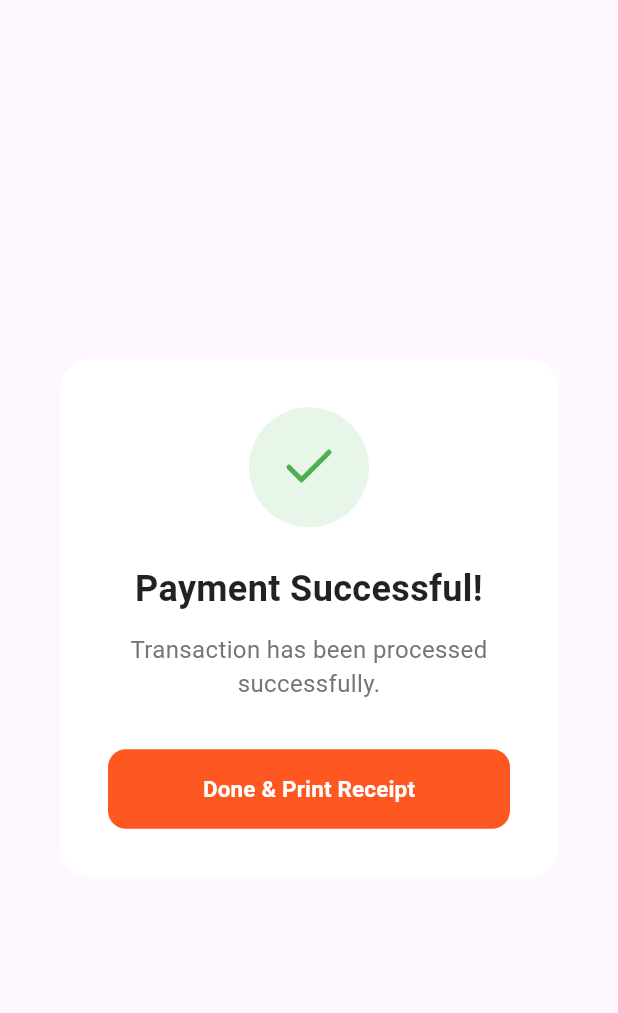
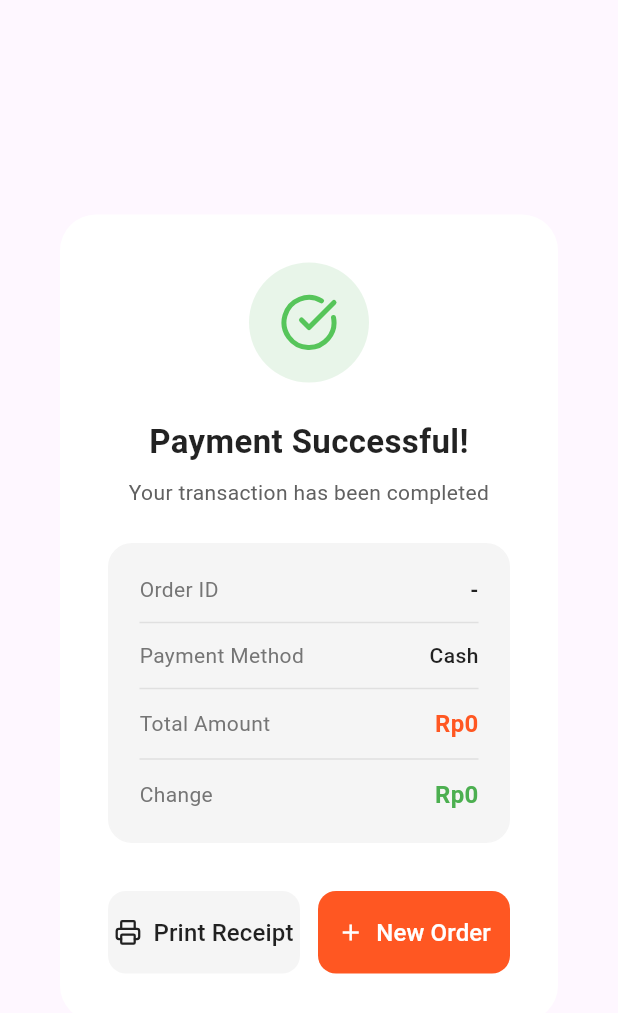
Before and after one commit to SiEncan/KasirGo, a Flutter app: the PaymentSuccessDialog widget shown alone on an empty page, opened directly, on a phone screen of 412 x 824 dp. Shown: the top 1013 px of the screen. Run offline on Flutter 3.47's test engine with Material 3 defaults, Android fonts, the phone set to English and light mode, and no system bars; our stand-ins replace barcode_widget, cached_network_image, dio, flutter_riverpod, flutter_secure_storage, flutter_svg and 5 more; missing offline and left inert: jwt_decode; accounts and stored records are empty.

Commit message:
style(checkout): redesign payment success dialog

```diff
--- a/lib/screen/checkout/checkout_screen.dart
+++ b/lib/screen/checkout/checkout_screen.dart
@@ -36,14 +36,22 @@ class _CheckoutScreenState extends ConsumerState<CheckoutScreen> {
     }
   }
 
-  void _showSuccessDialog({double? total, double? paid, double? change}) {
+  void _showSuccessDialog({
+    String? trxId,
+    double? total,
+    double? paid,
+    double? change,
+    String? paymentMethod,
+  }) {
     showDialog(
       context: context,
       barrierDismissible: false,
       builder: (context) => PaymentSuccessDialog(
-        total: total,
+        trxId: trxId,
         paid: paid,
         change: change,
+        total: total,
+        paymentMethod: paymentMethod ?? 'Cash',
       ),
     );
   }
@@ -157,7 +165,10 @@ class _CheckoutScreenState extends ConsumerState<CheckoutScreen> {
         if (paymentResult == true) {
           if (mounted) {
             _showSuccessDialog(
-                total: total, paid: paidAmount, change: changeAmount);
+                total: total,
+                paid: paidAmount,
+                change: changeAmount,
+                paymentMethod: selectedPaymentMethod);
           }
         }
       } else {
@@ -172,7 +183,11 @@ class _CheckoutScreenState extends ConsumerState<CheckoutScreen> {
     } else {
       if (mounted) {
         _showSuccessDialog(
-            total: total, paid: paidAmount, change: changeAmount);
+            trxId: transaction['transaction_number'],
+            total: total,
+            paid: paidAmount,
+            change: changeAmount,
+            paymentMethod: selectedPaymentMethod);
       }
     }
   }
--- a/lib/screen/checkout/components/payment_success_dialog.dart
+++ b/lib/screen/checkout/components/payment_success_dialog.dart
@@ -5,15 +5,19 @@ import 'package:kasir_go/utils/currency_helper.dart';
 import 'package:lucide_icons_flutter/lucide_icons.dart';
 
 class PaymentSuccessDialog extends ConsumerWidget {
+  final String? trxId;
   final double? total;
   final double? paid;
   final double? change;
+  final String paymentMethod;
 
   const PaymentSuccessDialog({
     super.key,
+    this.trxId,
     this.total,
     this.paid,
     this.change,
+    this.paymentMethod = 'Cash',
   });
 
   @override
@@ -21,10 +25,10 @@ class PaymentSuccessDialog extends ConsumerWidget {
     return Dialog(
       backgroundColor: Colors.white,
       shape: RoundedRectangleBorder(
-        borderRadius: BorderRadius.circular(20),
+        borderRadius: BorderRadius.circular(24),
       ),
       child: Container(
-        width: 380,
+        width: 400,
         padding: const EdgeInsets.all(32),
         child: Column(
           mainAxisSize: MainAxisSize.min,
@@ -32,13 +36,13 @@ class PaymentSuccessDialog extends ConsumerWidget {
             Container(
               width: 80,
               height: 80,
-              decoration: BoxDecoration(
-                color: Colors.green.shade50,
+              decoration: const BoxDecoration(
+                color: Color(0xFFE8F5E9),
                 shape: BoxShape.circle,
               ),
               child: const Icon(
-                LucideIcons.check,
-                color: Colors.green,
+                LucideIcons.circleCheckBig500,
+                color: Color.fromARGB(255, 86, 197, 90),
                 size: 40,
               ),
             ),
@@ -46,90 +50,114 @@ class PaymentSuccessDialog extends ConsumerWidget {
             const Text(
               'Payment Successful!',
               style: TextStyle(
-                fontSize: 24,
+                fontSize: 22,
                 fontWeight: FontWeight.bold,
                 color: Colors.black87,
               ),
               textAlign: TextAlign.center,
             ),
-            const SizedBox(height: 12),
-            if (change != null) ...[
-              const Text(
-                'Change',
+            const SizedBox(height: 8),
+            Text(
+              'Your transaction has been completed',
               style: TextStyle(
                 fontSize: 14,
-                  color: Colors.grey,
+                color: Colors.grey.shade700,
               ),
-              ),
-              const SizedBox(height: 4),
-              Text(
-                CurrencyHelper.formatIDR(change.toString()),
-                style: const TextStyle(
-                  fontSize: 32,
-                  fontWeight: FontWeight.bold,
-                  color: Colors.orange,
-                ),
+              textAlign: TextAlign.center,
             ),
             const SizedBox(height: 24),
             Container(
-                padding: const EdgeInsets.all(16),
+              padding: const EdgeInsets.all(20),
               decoration: BoxDecoration(
-                  color: Colors.grey.shade50,
-                  borderRadius: BorderRadius.circular(12),
-                  border: Border.all(color: Colors.grey.shade200),
+                color: Colors.grey.shade100,
+                borderRadius: BorderRadius.circular(16),
+                border: Border.all(color: Colors.grey.shade100),
               ),
               child: Column(
                 children: [
-                    _buildSummaryRow('Total Payment', total ?? 0, isBold: true),
-                    const SizedBox(height: 8),
-                    _buildSummaryRow('Cash Received', paid ?? 0),
+                  _buildDetailRow(
+                    'Order ID',
+                    trxId ?? '-',
+                    valStyle: const TextStyle(
+                        fontWeight: FontWeight.bold, color: Colors.black87),
+                  ),
+                  Divider(height: 24, color: Colors.grey.shade300),
+                  _buildDetailRow(
+                    'Payment Method',
+                    paymentMethod,
+                    valStyle: const TextStyle(
+                        fontWeight: FontWeight.w500, color: Colors.black87),
+                  ),
+                  Divider(height: 24, color: Colors.grey.shade300),
+                  _buildDetailRow(
+                    'Total Amount',
+                    CurrencyHelper.formatIDR(total ?? 0),
+                    valStyle: const TextStyle(
+                      fontWeight: FontWeight.bold,
+                      color: Colors.deepOrange,
+                      fontSize: 16,
+                    ),
+                  ),
+                  Divider(height: 24, color: Colors.grey.shade300),
+                  _buildDetailRow(
+                    'Change',
+                    CurrencyHelper.formatIDR(change ?? 0),
+                    valStyle: const TextStyle(
+                      fontWeight: FontWeight.bold,
+                      color: Color(0xFF4CAF50),
+                      fontSize: 16,
+                    ),
+                  ),
                 ],
               ),
             ),
-              const SizedBox(height: 24),
-            ] else
-              Column(
+            const SizedBox(height: 32),
+            Row(
               children: [
-                  Text(
-                    'Transaction has been processed successfully.',
-                    style: TextStyle(
-                      fontSize: 16,
-                      color: Colors.grey.shade600,
-                    ),
-                    textAlign: TextAlign.center,
-                  ),
-                  const SizedBox(height: 32),
-                ],
-              ),
-            SizedBox(
-              width: double.infinity,
-              child: ElevatedButton(
+                Expanded(
+                  child: ElevatedButton.icon(
+                    onPressed: () {
+                      // TODO: Implement Print Logic
+                    },
+                    icon: const Icon(LucideIcons.printer, size: 18),
+                    label: const Text('Print Receipt',
+                        style: TextStyle(fontSize: 16)),
                     style: ElevatedButton.styleFrom(
-                  backgroundColor: Colors.deepOrange,
+                      backgroundColor: Colors.grey.shade100,
+                      foregroundColor: Colors.black87,
+                      elevation: 0,
                       padding: const EdgeInsets.symmetric(vertical: 16),
                       shape: RoundedRectangleBorder(
                         borderRadius: BorderRadius.circular(12),
                       ),
-                  elevation: 0,
                     ),
+                  ),
+                ),
+                const SizedBox(width: 12),
+                Expanded(
+                  child: ElevatedButton.icon(
                     onPressed: () {
                       ref.read(cartProvider.notifier).clearCart();
-                  Navigator.pop(context); // Close dialog
+                      Navigator.pop(context);
                       if (Navigator.canPop(context)) {
-                    // Navigate back to POS/Home screen if on Checkout screen
-                    // This logic might depend on your navigation stack
                         Navigator.pop(context);
                       }
                     },
-                child: const Text(
-                  'Done & Print Receipt',
-                  style: TextStyle(
-                    color: Colors.white,
-                    fontWeight: FontWeight.bold,
-                    fontSize: 15,
+                    icon: const Icon(Icons.add, size: 18),
+                    label:
+                        const Text('New Order', style: TextStyle(fontSize: 16)),
+                    style: ElevatedButton.styleFrom(
+                      backgroundColor: Colors.deepOrange,
+                      foregroundColor: Colors.white,
+                      elevation: 0,
+                      padding: const EdgeInsets.symmetric(vertical: 16),
+                      shape: RoundedRectangleBorder(
+                        borderRadius: BorderRadius.circular(12),
                       ),
                     ),
                   ),
+                ),
+              ],
             ),
           ],
         ),
@@ -137,7 +165,7 @@ class PaymentSuccessDialog extends ConsumerWidget {
     );
   }
 
-  Widget _buildSummaryRow(String label, double amount, {bool isBold = false}) {
+  Widget _buildDetailRow(String label, String value, {TextStyle? valStyle}) {
     return Row(
       mainAxisAlignment: MainAxisAlignment.spaceBetween,
       children: [
@@ -146,15 +174,15 @@ class PaymentSuccessDialog extends ConsumerWidget {
           style: TextStyle(
             fontSize: 14,
             color: Colors.grey.shade600,
-            fontWeight: isBold ? FontWeight.bold : FontWeight.normal,
           ),
         ),
         Text(
-          CurrencyHelper.formatIDR(amount.toString()),
-          style: TextStyle(
+          value,
+          style: valStyle ??
+              const TextStyle(
                 fontSize: 14,
-            fontWeight: FontWeight.bold,
-            color: Colors.grey.shade800,
+                fontWeight: FontWeight.w600,
+                color: Colors.black87,
               ),
         ),
       ],
```
Lines whose indentation alone changed are shown as unchanged.
